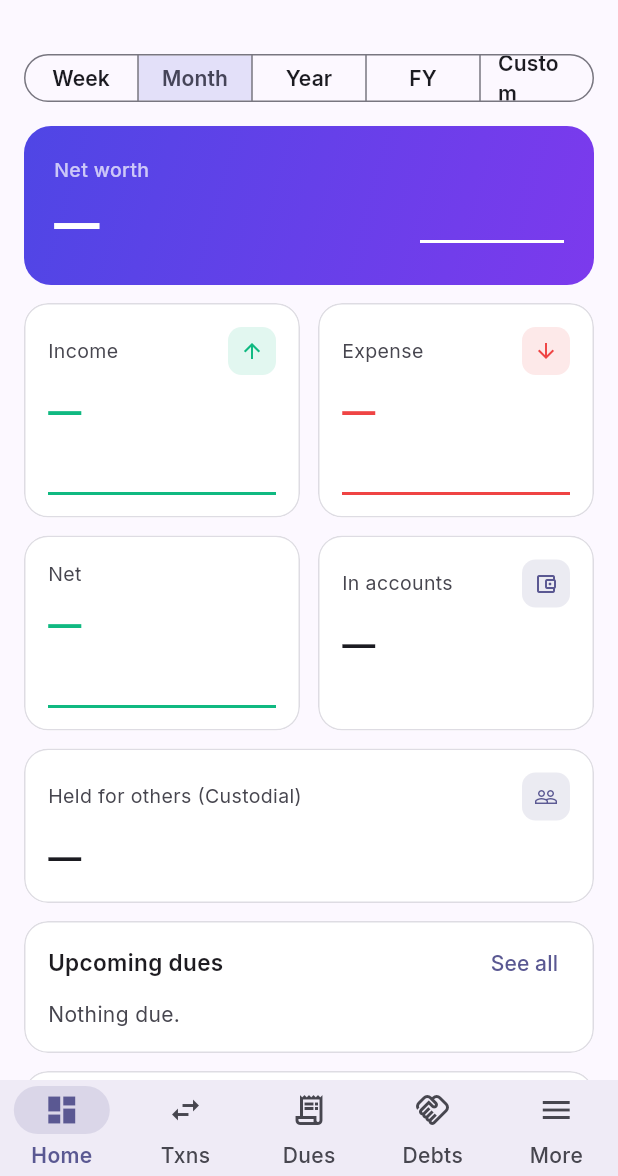
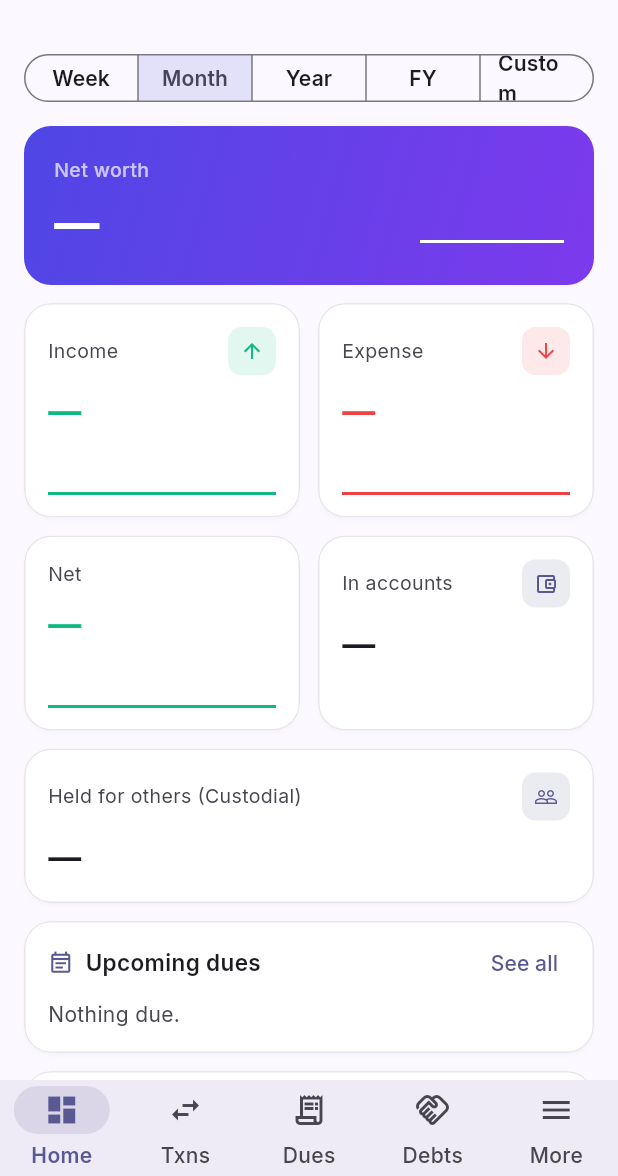
Before and after one commit to TheCoderAS/nizkhata, a Flutter app: the screen it shows once a user with an empty profile is signed in, on a phone screen of 412 x 824 dp, the part 60-1236 px from its top. Run offline on Flutter 3.47's test engine with Material 3 defaults, Android fonts, the phone set to English and light mode, and no system bars; drawn by our look-alikes of fl_chart; our stand-ins replace cloud_firestore, firebase_auth, firebase_core, go_router, google_fonts, google_sign_in and 2 more; accounts and stored records are empty.

Commit message:
Theme depth + dashboard section headers
- Cards lift off the background: elevated surface (surfaceContainerHigh in dark), soft shadow, hairline border, larger radius — fixes the flat 'grey' look
- Dark scaffold uses a dimmer base so cards read clearly above it
- SectionCard gains an optional leading icon; dashboard section headers now carry icons
- StatCard gains an inline chart slot (used by dashboard sparklines)

```diff
--- a/mobile/lib/screens/dashboard_screen.dart
+++ b/mobile/lib/screens/dashboard_screen.dart
@@ -145,6 +145,7 @@ class _DashboardScreenState extends State<DashboardScreen> {
         const SizedBox(height: 12),
         SectionCard(
           title: 'Upcoming dues',
+          icon: Icons.event_note_outlined,
           trailing: _seeAll('/dues'),
           child: upcomingTop.isEmpty
               ? Text('Nothing due.', style: TextStyle(color: Theme.of(context).colorScheme.onSurfaceVariant))
@@ -158,6 +159,7 @@ class _DashboardScreenState extends State<DashboardScreen> {
         if (budgetRows.isNotEmpty) ...[
           SectionCard(
             title: 'Budgets',
+            icon: Icons.pie_chart_outline,
             trailing: _seeAll('/budgets'),
             child: Column(
               children: [
@@ -169,6 +171,7 @@ class _DashboardScreenState extends State<DashboardScreen> {
         ],
         SectionCard(
           title: 'Spend by category',
+          icon: Icons.donut_small_outlined,
           trailing: _seeAll('/reports'),
           child: topSpend.isEmpty
               ? Text('No spend recorded.', style: TextStyle(color: Theme.of(context).colorScheme.onSurfaceVariant))
@@ -187,6 +190,7 @@ class _DashboardScreenState extends State<DashboardScreen> {
         const SizedBox(height: 12),
         SectionCard(
           title: 'Recent transactions',
+          icon: Icons.receipt_long_outlined,
           trailing: _seeAll('/transactions'),
           child: recentTop.isEmpty
               ? Text('No transactions yet.', style: TextStyle(color: Theme.of(context).colorScheme.onSurfaceVariant))
--- a/mobile/lib/widgets/common.dart
+++ b/mobile/lib/widgets/common.dart
@@ -132,10 +132,12 @@ class SectionCard extends StatelessWidget {
   final String title;
   final Widget child;
   final Widget? trailing;
-  const SectionCard({super.key, required this.title, required this.child, this.trailing});
+  final IconData? icon;
+  const SectionCard({super.key, required this.title, required this.child, this.trailing, this.icon});
 
   @override
   Widget build(BuildContext context) {
+    final cs = Theme.of(context).colorScheme;
     return Card(
       child: Padding(
         padding: const EdgeInsets.all(16),
@@ -145,7 +147,21 @@ class SectionCard extends StatelessWidget {
             Row(
               mainAxisAlignment: MainAxisAlignment.spaceBetween,
               children: [
-                Text(title, style: const TextStyle(fontSize: 15, fontWeight: FontWeight.w600)),
+                Expanded(
+                  child: Row(
+                    children: [
+                      if (icon != null) ...[
+                        Icon(icon, size: 17, color: cs.primary),
+                        const SizedBox(width: 8),
+                      ],
+                      Flexible(
+                        child: Text(title,
+                            style: const TextStyle(fontSize: 15, fontWeight: FontWeight.w600),
+                            overflow: TextOverflow.ellipsis),
+                      ),
+                    ],
+                  ),
+                ),
                 if (trailing != null) trailing!,
               ],
             ),
```
Also changed, not shown: mobile/lib/core/theme.dart (+13 -6 lines).
